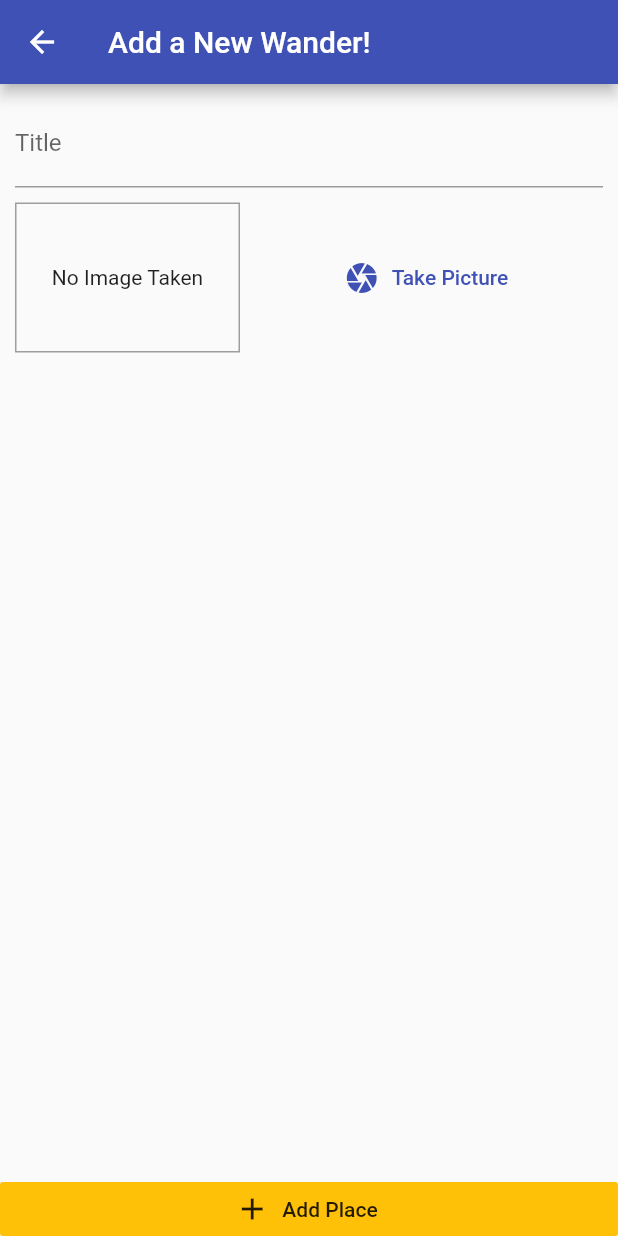
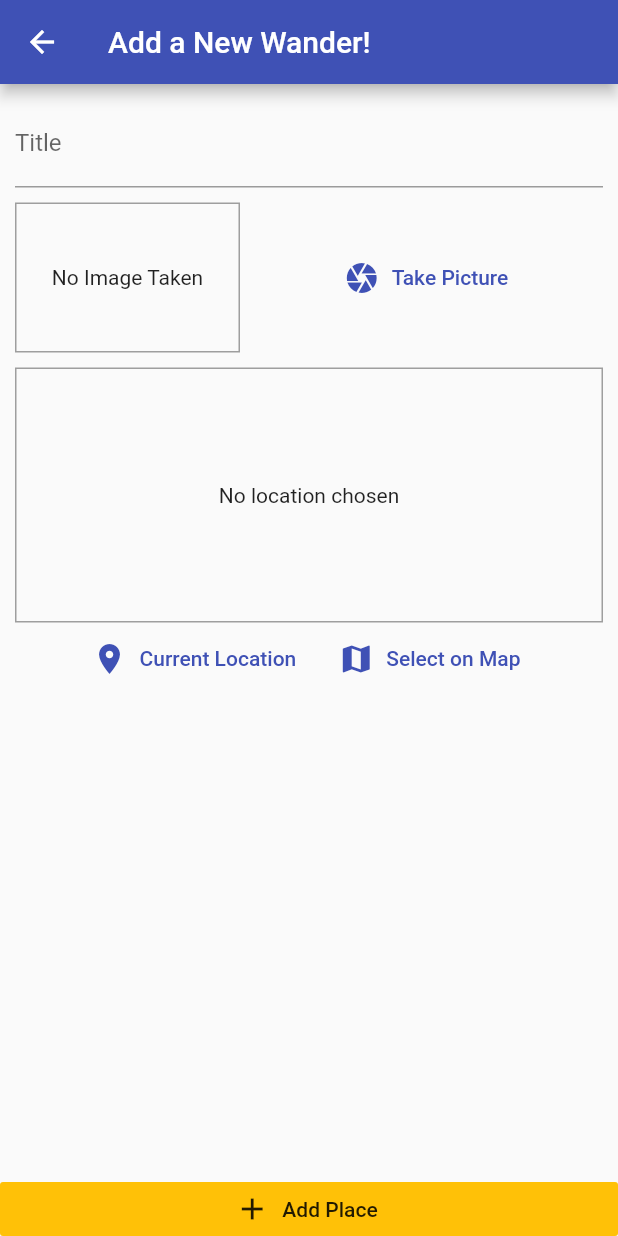
Before and after one commit to windevkay/wanderer, a Flutter app: the screen it shows after launch, after a tap on the "add" icon, on a phone screen of 412 x 824 dp. Run offline on Flutter 3.47's test engine with Material 2 defaults, Android fonts, the phone set to English and light mode, and no system bars; our stand-ins replace flutter_dotenv, google_maps_flutter, image_picker, location, sqflite; accounts and stored records are empty.

Commit message:
all done

```diff
--- a/lib/helpers/dbHelper.helper.dart
+++ b/lib/helpers/dbHelper.helper.dart
@@ -2,17 +2,28 @@ import 'package:sqflite/sqflite.dart' as sql;
 import 'package:path/path.dart' as path;
 
 class DBHelper {
-  static Future<void> insert(String table, Map<String, Object> data) async {
+  static Future<sql.Database> database() async {
     //get a path/folder for a location within the device where a database can be created or currently exists
     final dbPath = await sql.getDatabasesPath();
     //specify the path and also the name of the db to be created
     //once the database is open/created, onCreate gives us access to a db object
     //note that onCreate will only happen if there is no existing places.db database
-    final sqlDb = await sql.openDatabase(path.join(dbPath, 'places.db'), onCreate: (db, version){
-      return db.execute('CREATE TABLE user_places(id TEXT PRIMARY KEY, title TEXT, image TEXT)');
+    return sql.openDatabase(path.join(dbPath, 'places.db'),
+        onCreate: (db, version) {
+      return db.execute(
+          'CREATE TABLE user_places(id TEXT PRIMARY KEY, title TEXT, image TEXT, loc_lat REAL, loc_lng REAL, address TEXT)');
     }, version: 1);
+  }
+
+  static Future<void> insert(String table, Map<String, Object> data) async {
+    final db = await DBHelper.database();
     //we can then insert stuff into the db
     //the conflict algo ensures if the data we are trying to insert already exists, it replaces it for us
-    await sqlDb.insert(table, data, conflictAlgorithm: sql.ConflictAlgorithm.replace);
+    db.insert(table, data, conflictAlgorithm: sql.ConflictAlgorithm.replace);
+  }
+
+  static Future<List<Map<String, dynamic>>> getData(String table) async {
+    final db = await DBHelper.database();
+    return db.query(table);
   }
 }
--- /dev/null
+++ b/lib/helpers/locationHelper.helper.dart
@@ -0,0 +1,20 @@
+import 'dart:convert';
+
+import 'package:flutter_dotenv/flutter_dotenv.dart';
+import 'package:http/http.dart' as http;
+
+String googleApiKey = DotEnv().env['GOOGLE_API_KEY'];
+
+class LocationHelper {
+  static String generateLocationPreviewImage({double latitude, double longitude}) {
+    //gets a static map of a coordinate
+    return 'https://maps.googleapis.com/maps/api/staticmap?center=&$latitude,$longitude&zoom=16&size=600x300&maptype=roadmap&markers=color:red%7Clabel:C%7C$latitude,$longitude&key=$googleApiKey';
+  }
+
+  static Future<String> getPlaceAddress(double lat, double lng) async {
+    //uses a coordinate to get an address
+    final url = 'https://maps.googleapis.com/maps/api/geocode/json?latlng=$lat,$lng&key=$googleApiKey';
+    final response = await http.get(url);
+    return json.decode(response.body)['results'][0]['formatted_address'];
+  }
+}
--- a/lib/main.dart
+++ b/lib/main.dart
@@ -1,13 +1,17 @@
 import 'package:flutter/material.dart';
 import 'package:provider/provider.dart';
+import 'package:flutter_dotenv/flutter_dotenv.dart';
 //providers
 import './providers/greatPlaces.provider.dart';
 //screens
 import './screens/placesList.screen.dart';
 import './screens/addPlace.screen.dart';
+import './screens/placeDetail.screen.dart';
 
-void main() {
-  runApp(MyApp());
+Future main() async {
+  // load environment variables
+  await DotEnv().load('.env');
+  return runApp(MyApp());
 }
 
 class MyApp extends StatelessWidget {
@@ -21,7 +25,10 @@ class MyApp extends StatelessWidget {
           theme: ThemeData(
               primarySwatch: Colors.indigo, accentColor: Colors.amber),
           home: PlacesListScreen(),
-          routes: {AddPlaceScreen.routeName: (ctx) => AddPlaceScreen()}),
+          routes: {
+            AddPlaceScreen.routeName: (ctx) => AddPlaceScreen(),
+            PlaceDetailScreen.routeName: (ctx) => PlaceDetailScreen(),
+          }),
     );
   }
 }
--- a/lib/models/place.model.dart
+++ b/lib/models/place.model.dart
@@ -6,7 +6,7 @@ class PlaceLocation {
   final double longitude;
   final String address;
 
-  PlaceLocation(
+  const PlaceLocation(
       {@required this.latitude, @required this.longitude, this.address});
 }
 
--- a/lib/providers/greatPlaces.provider.dart
+++ b/lib/providers/greatPlaces.provider.dart
@@ -3,6 +3,7 @@ import 'package:flutter/foundation.dart';
 
 import '../models/place.model.dart';
 import '../helpers/dbHelper.helper.dart';
+import '../helpers/locationHelper.helper.dart';
 
 class GreatPlaces with ChangeNotifier {
   List<Place> _items = [];
@@ -11,19 +12,54 @@ class GreatPlaces with ChangeNotifier {
     return [..._items];
   }
 
-  void addPlace(String pickedTitle, File pickedImage) {
+  Place findById(String id){
+    return _items.firstWhere((place) => place.id == id);
+  }
+
+  Future<void> addPlace(String pickedTitle, File pickedImage,
+      PlaceLocation pickedLocation) async {
+    final returnedAddress = await LocationHelper.getPlaceAddress(
+        pickedLocation.latitude, pickedLocation.longitude);
+
+    final updatedLocation = PlaceLocation(
+        latitude: pickedLocation.latitude,
+        longitude: pickedLocation.longitude,
+        address: returnedAddress);
+
     final newPlace = Place(
         id: DateTime.now().toString(),
         image: pickedImage,
         title: pickedTitle,
-        location: null);
+        location: updatedLocation);
 
     _items.add(newPlace);
     notifyListeners();
-    DBHelper.insert('places', {
+    DBHelper.insert('user_places', {
       'id': newPlace.id,
       'title': newPlace.title,
-      'image': newPlace.image.path
+      'image': newPlace.image.path,
+      'loc_lat': newPlace.location.latitude,
+      'loc_lng': newPlace.location.longitude,
+      'address': newPlace.location.address
     });
   }
+
+  Future<void> fetchAndSetPlaces() async {
+    final dataList = await DBHelper.getData('user_places');
+    _items = dataList
+        .map(
+          (item) => Place(
+            id: item['id'],
+            title: item['title'],
+            image: File(item['image']),
+            location: PlaceLocation(
+              latitude: item['loc_lat'],
+              longitude: item['loc_lng'],
+              address: item['address'],
+            ),
+          ),
+        )
+        .toList();
+    notifyListeners();
+  }
 }
--- a/lib/screens/addPlace.screen.dart
+++ b/lib/screens/addPlace.screen.dart
@@ -3,7 +3,9 @@ import 'package:flutter/material.dart';
 import 'package:provider/provider.dart';
 
 import '../widgets/imageInput.widget.dart';
+import '../widgets/locationInput.widget.dart';
 import '../providers/greatPlaces.provider.dart';
+import '../models/place.model.dart';
 
 class AddPlaceScreen extends StatefulWidget {
   static const routeName = '/add-place';
@@ -14,17 +16,22 @@ class AddPlaceScreen extends StatefulWidget {
 class _AddPlaceScreenState extends State<AddPlaceScreen> {
   final _titleController = TextEditingController();
   File _pickedImage;
+  PlaceLocation _pickedLocation;
 
   void _selectImage(File pickedImage) {
     _pickedImage = pickedImage;
   }
 
+  void _selectPlace(double lat, double lng) {
+    _pickedLocation = PlaceLocation(latitude: lat, longitude: lng);
+  }
+
   void _savePlace() {
-    if (_titleController.text.isEmpty || _pickedImage == null) {
+    if (_titleController.text.isEmpty || _pickedImage == null || _pickedLocation == null) {
       return;
     }
     Provider.of<GreatPlaces>(context, listen: false)
-        .addPlace(_titleController.text, _pickedImage);
+        .addPlace(_titleController.text, _pickedImage, _pickedLocation);
     Navigator.of(context).pop();
   }
 
@@ -51,6 +58,8 @@ class _AddPlaceScreenState extends State<AddPlaceScreen> {
                       height: 10,
                     ),
                     ImageInput(_selectImage),
+                    SizedBox(height: 10,),
+                    LocationInput(_selectPlace),
                   ],
                 ),
               ),
--- a/lib/screens/placesList.screen.dart
+++ b/lib/screens/placesList.screen.dart
@@ -2,6 +2,7 @@ import 'package:flutter/material.dart';
 import 'package:provider/provider.dart';
 
 import './addPlace.screen.dart';
+import './placeDetail.screen.dart';
 import '../providers/greatPlaces.provider.dart';
 
 class PlacesListScreen extends StatelessWidget {
@@ -19,7 +20,15 @@ class PlacesListScreen extends StatelessWidget {
           )
         ],
       ),
-      body: Consumer<GreatPlaces>(
+      body: FutureBuilder(
+        future: Provider.of<GreatPlaces>(context, listen: false)
+            .fetchAndSetPlaces(),
+        builder: (ctx, snapshot) => snapshot.connectionState ==
+                ConnectionState.waiting
+            ? Center(
+                child: CircularProgressIndicator(),
+              )
+            : Consumer<GreatPlaces>(
                 child: Center(
                   child: Text('Start adding some places!'),
                 ),
@@ -29,10 +38,17 @@ class PlacesListScreen extends StatelessWidget {
                         itemCount: greatPlaces.items.length,
                         itemBuilder: (ctx, i) => ListTile(
                           leading: CircleAvatar(
-                    backgroundImage: FileImage(greatPlaces.items[i].image),
+                            backgroundImage:
+                                FileImage(greatPlaces.items[i].image),
                           ),
                           title: Text(greatPlaces.items[i].title),
-                  onTap: (){},
+                          subtitle: Text(greatPlaces.items[i].location.address),
+                          onTap: () {
+                            Navigator.of(context).pushNamed(
+                                PlaceDetailScreen.routeName,
+                                arguments: greatPlaces.items[i].id);
+                          },
+                        ),
                       ),
               ),
       ),
--- /dev/null
+++ b/lib/widgets/locationInput.widget.dart
@@ -0,0 +1,95 @@
+import 'package:flutter/material.dart';
+import 'package:location/location.dart';
+import 'package:google_maps_flutter/google_maps_flutter.dart';
+
+import '../helpers/locationHelper.helper.dart';
+import '../screens/map.screen.dart';
+
+class LocationInput extends StatefulWidget {
+  final Function onSelectPlace;
+  LocationInput(this.onSelectPlace);
+
+  @override
+  _LocationInputState createState() => _LocationInputState();
+}
+
+class _LocationInputState extends State<LocationInput> {
+  String _previewImageUrl;
+
+  void _showPreview(double lat, double lng) {
+    final staticMapImageUrl = LocationHelper.generateLocationPreviewImage(
+        latitude: lat, longitude: lng);
+    setState(() {
+      _previewImageUrl = staticMapImageUrl;
+    });
+  }
+
+  Future<void> _getCurrentUserLocation() async {
+    try {
+      final locData = await Location().getLocation();
+      _showPreview(locData.latitude, locData.longitude);
+      widget.onSelectPlace(locData.latitude, locData.longitude);
+    } catch (error) {
+      return;
+    }
+  }
+
+  Future<void> _selectOnMap() async {
+    final LatLng selectedLocation = await Navigator.of(context).push(
+      MaterialPageRoute(
+        fullscreenDialog: true,
+        builder: (ctx) => MapScreen(
+          isSelecting: true,
+        ),
+      ),
+    );
+    if (selectedLocation == null) {
+      return;
+    }
+    _showPreview(selectedLocation.latitude, selectedLocation.longitude);
+    widget.onSelectPlace(selectedLocation.latitude, selectedLocation.longitude);
+  }
+
+  @override
+  Widget build(BuildContext context) {
+    return Column(
+      children: <Widget>[
+        Container(
+          height: 170,
+          width: double.infinity,
+          alignment: Alignment.center,
+          decoration: BoxDecoration(
+            border: Border.all(width: 1, color: Colors.grey),
+          ),
+          child: _previewImageUrl == null
+              ? Text(
+                  'No location chosen',
+                  textAlign: TextAlign.center,
+                )
+              : Image.network(
+                  _previewImageUrl,
+                  fit: BoxFit.cover,
+                  width: double.infinity,
+                ),
+        ),
+        Row(
+          mainAxisAlignment: MainAxisAlignment.center,
+          children: <Widget>[
+            FlatButton.icon(
+              icon: Icon(Icons.location_on),
+              label: Text('Current Location'),
+              textColor: Theme.of(context).primaryColor,
+              onPressed: _getCurrentUserLocation,
+            ),
+            FlatButton.icon(
+              icon: Icon(Icons.map),
+              label: Text('Select on Map'),
+              textColor: Theme.of(context).primaryColor,
+              onPressed: _selectOnMap,
+            )
+          ],
+        )
+      ],
+    );
+  }
+}
```
Also changed, not shown: lib/screens/map.screen.dart (added, +66 -0 lines), lib/screens/placeDetail.screen.dart (+64 -0 lines), pubspec.yaml (+6 -3 lines), pubspec.lock, 4 other files. Lines whose indentation alone changed are shown as unchanged.
